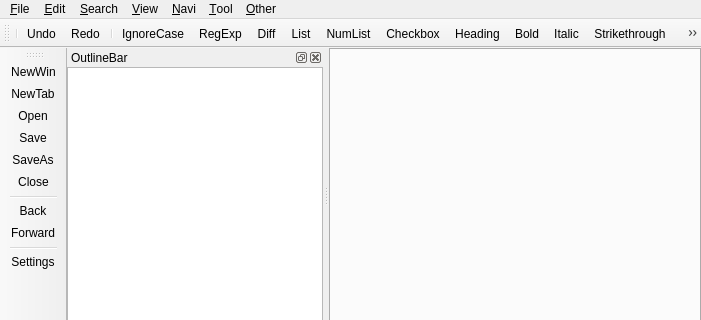
Old version of the form viMarkdown/src/MainWindow.ui in the repository shigmas/viMarkdown; both pictures show x 0 to 701 and y 0 to 320 of the 701 by 580 pixel window.
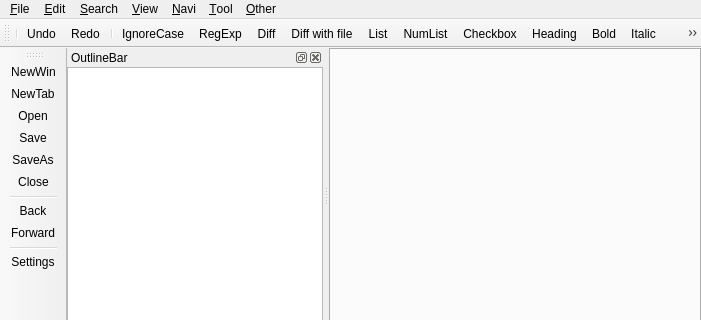
New version of the form. Icons and pictures are not drawn. Custom widgets are drawn as their Qt base class.

Commit message: 0622 ◎ C 07/12 07/12 03035│ToDo│Tool > Diff with file...：アイコン表示

```diff
--- a/viMarkdown/src/MainWindow.ui
+++ b/viMarkdown/src/MainWindow.ui
@@ -273,6 +273,7 @@
    <addaction name="action_IgnoreCase"/>
    <addaction name="action_RegExp"/>
    <addaction name="action_DiffMode"/>
+   <addaction name="action_DiffWithFile"/>
    <addaction name="action_List"/>
    <addaction name="action_NumList"/>
    <addaction name="action_Checkbox"/>
```
Left out of the diff: 4 changed lines with no effect on the pictures. The commit also changes 3 other files.
